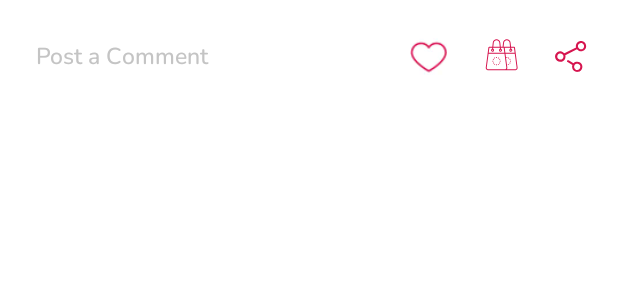
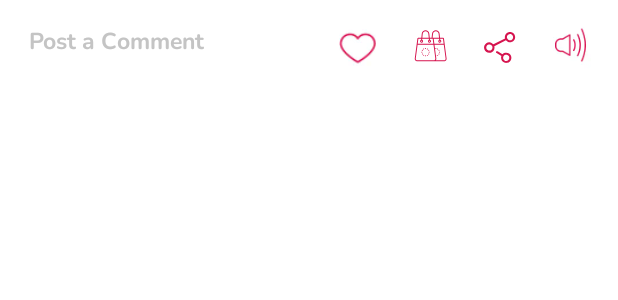
Before and after one commit to degpeg-media/degpeg-b2c-sdk-android, an Android app: the layout layout_chat_bottom.xml on its own in the app's theme, with its tools: preview values and no code run, on a phone screen of 412 x 824 dp. Shown: the top 300 px of the screen. Run offline under Robolectric (Android 15) with nearby library versions, the phone set to English and light mode, and no system bars; network calls fail.

Commit message:
Added Mute video functionality in video player, Show the user name instead of user profile image in chat

```diff
--- a/degpeg/src/main/java/com/degpeg/model/ChatItem.kt
+++ b/degpeg/src/main/java/com/degpeg/model/ChatItem.kt
@@ -21,6 +21,11 @@ internal data class ChatItem(
             ?.reduce { acc, s -> acc + s }?.uppercase()
     }
 
+    fun getNonNullUserName(): String {
+        return if (userName.isNullOrEmpty()) userId.takeIf { !userId.isNullOrEmpty() } ?: "Unknown"
+        else userName
+    }
+
     override fun equals(other: Any?): Boolean {
         if (this === other) return true
         if (javaClass != other?.javaClass) return false
--- a/degpeg/src/main/java/com/degpeg/ui/activity/VideoPlayerActivity.kt
+++ b/degpeg/src/main/java/com/degpeg/ui/activity/VideoPlayerActivity.kt
@@ -56,6 +56,7 @@ internal class VideoPlayerActivity : PlayerContentActivity() {
         binding.layoutTopBar.txtUserCount.setOnClickListener(this)
         binding.layoutTopBar.btnClose.setOnClickListener(this)
         binding.lyBottom.btnSend.setOnClickListener(this)
+        binding.lyBottom.btnMute.setOnClickListener(this)
         binding.lyBottom.edtMessage.setOnClickListener(this)
 
         binding.lyBottom.edtMessage.afterTextChanged {
--- a/degpeg/src/main/java/com/degpeg/ui/adapter/ChatAdapter.kt
+++ b/degpeg/src/main/java/com/degpeg/ui/adapter/ChatAdapter.kt
@@ -34,6 +34,7 @@ internal class ChatAdapter :
         fun bind(data: ChatItem) {
             binding.imgChatProfile.setImageWithInitial("", data.getInitials())
             binding.txtMessage.text = data.message.trim()
+            binding.txtUserName.text = data.getNonNullUserName()
         }
     }
 
--- a/degpeg/src/main/java/com/degpeg/videoplayer/BasePlayerActivity.kt
+++ b/degpeg/src/main/java/com/degpeg/videoplayer/BasePlayerActivity.kt
@@ -159,7 +159,7 @@ internal abstract class BasePlayerActivity : BaseActivity(), View.OnClickListene
     /**
      * mute video
      * */
-    private fun muteVideo() {
+    protected fun muteVideo() {
         if (isMuted) {
             player?.volume = currentVolume
             isMuted = false
@@ -170,7 +170,11 @@ internal abstract class BasePlayerActivity : BaseActivity(), View.OnClickListene
         }
         if (isMuted) controller.btnMute.setImageResource(R.drawable.ic_volume_off)
         else controller.btnMute.setImageResource(R.drawable.ic_volume)
+
+        onMuteVideoChange(isMuted)
     }
+
+    abstract fun onMuteVideoChange(isMuted : Boolean)
 
     /**
      * abstract methods
--- /dev/null
+++ b/degpeg/src/main/res/drawable/underline_white.xml
@@ -0,0 +1,9 @@
+<?xml version="1.0" encoding="utf-8"?>
+<layer-list xmlns:android="http://schemas.android.com/apk/res/android" >
+    <item android:gravity="bottom">
+        <shape>
+            <size android:height="@dimen/_1sdp" />
+            <solid android:color="@color/textColorWhite" />
+        </shape>
+    </item>
+</layer-list>
--- a/degpeg/src/main/res/layout/layout_chat_bottom.xml
+++ b/degpeg/src/main/res/layout/layout_chat_bottom.xml
@@ -2,7 +2,6 @@
 <LinearLayout xmlns:android="http://schemas.android.com/apk/res/android"
     android:layout_width="match_parent"
     android:layout_height="wrap_content"
-    xmlns:tools="http://schemas.android.com/tools"
     android:gravity="center_vertical"
     android:orientation="horizontal">
 
@@ -11,16 +10,19 @@
         style="@style/EditTextStyle"
         android:layout_width="0dp"
         android:layout_height="wrap_content"
-        android:layout_marginVertical="@dimen/_10sdp"
-        android:layout_marginStart="@dimen/_10sdp"
+        android:layout_marginBottom="@dimen/_3sdp"
+        android:layout_marginStart="@dimen/_12sdp"
         android:layout_weight="1"
+        android:background="@drawable/underline_white"
         android:clickable="true"
         android:focusable="true"
-        android:background="@drawable/rectangle_white_rounded_border"
+        android:fontFamily="@font/nunito_bold"
         android:hint="@string/post_a_comment"
         android:inputType="textMultiLine|textCapSentences"
         android:maxLines="3"
         android:minHeight="@dimen/_30sdp"
+        android:paddingStart="@dimen/_3sdp"
+        android:paddingEnd="@dimen/_3sdp"
         android:textColor="@color/textColorWhite"
         android:textColorHint="@color/lightest_gray" />
 
@@ -28,10 +30,10 @@
         android:id="@+id/btnSend"
         android:layout_width="@dimen/_30sdp"
         android:layout_height="@dimen/_30sdp"
+        android:layout_marginVertical="@dimen/_10sdp"
         android:layout_marginStart="@dimen/_8sdp"
         android:layout_marginEnd="@dimen/_10sdp"
         android:background="@drawable/ic_send"
-        android:layout_marginVertical="@dimen/_10sdp"
         android:stateListAnimator="@animator/selector_animator"
         android:visibility="gone" />
 
@@ -47,8 +49,8 @@
             android:layout_height="@dimen/_28sdp"
             android:layout_marginVertical="@dimen/_10sdp"
             android:layout_marginStart="@dimen/_10sdp"
+            android:background="@drawable/like_chk_selector"
             android:button="@null"
-            android:background="@drawable/like_chk_selector"
             android:stateListAnimator="@animator/selector_animator" />
 
         <androidx.appcompat.widget.AppCompatImageButton
@@ -66,8 +68,17 @@
             android:layout_height="@dimen/_28sdp"
             android:layout_marginVertical="@dimen/_10sdp"
             android:layout_marginStart="@dimen/_8sdp"
+            android:background="@drawable/ic_share"
+            android:stateListAnimator="@animator/selector_animator" />
+
+        <androidx.appcompat.widget.AppCompatImageButton
+            android:id="@+id/btnMute"
+            android:layout_width="@dimen/_28sdp"
+            android:layout_height="@dimen/_28sdp"
+            android:layout_marginVertical="@dimen/_10sdp"
+            android:layout_marginStart="@dimen/_8sdp"
             android:layout_marginEnd="@dimen/_10sdp"
-            android:background="@drawable/ic_share"
+            android:background="@drawable/ic_unmute"
             android:stateListAnimator="@animator/selector_animator" />
     </LinearLayout>
 </LinearLayout>
--- a/degpeg/src/main/res/values/colors.xml
+++ b/degpeg/src/main/res/values/colors.xml
@@ -29,6 +29,7 @@
     <color name="brown">#856A5E</color>
     <color name="blue">#407BFF</color>
     <color name="orange">#E5701A</color>
+    <color name="green">#6CC57A</color>
 
     <color name="indicatorGray">#B9B9B9</color>
     <color name="light_gray">#EFEFEF</color>
```
Also changed, not shown: degpeg/src/main/java/com/degpeg/videoplayer/PlayerContentActivity.kt (+9 -5 lines), degpeg/src/main/res/layout/item_text_chat.xml (+22 -6 lines), degpeg/src/main/res/drawable-xxhdpi/ic_mute.webp (added), degpeg/src/main/res/drawable-xxhdpi/ic_unmute.webp (added).
